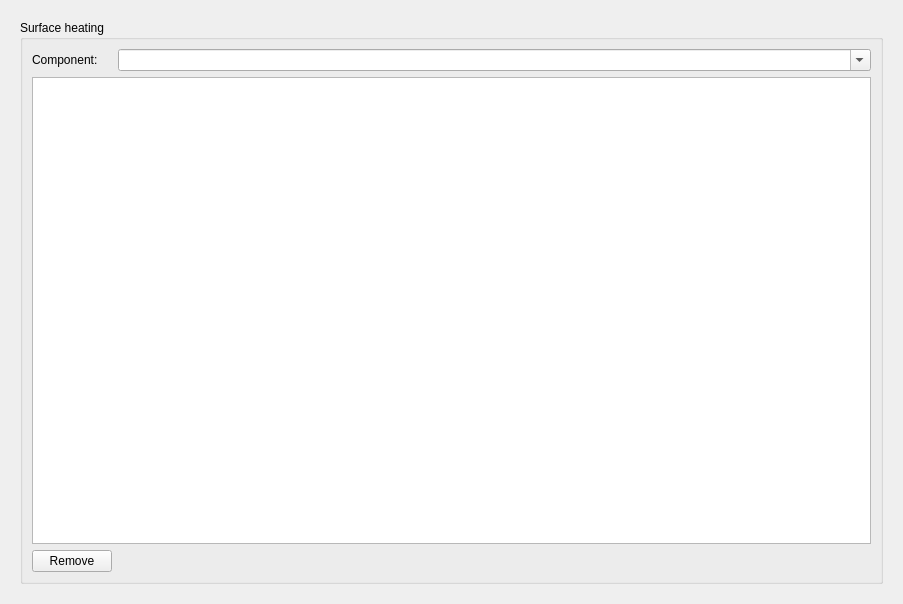
Before: the Qt Designer form SIM-VICUS/src/SVPropBuildingEditWidget.ui in ghorwin/SIM-VICUS, drawn with Qt 5.
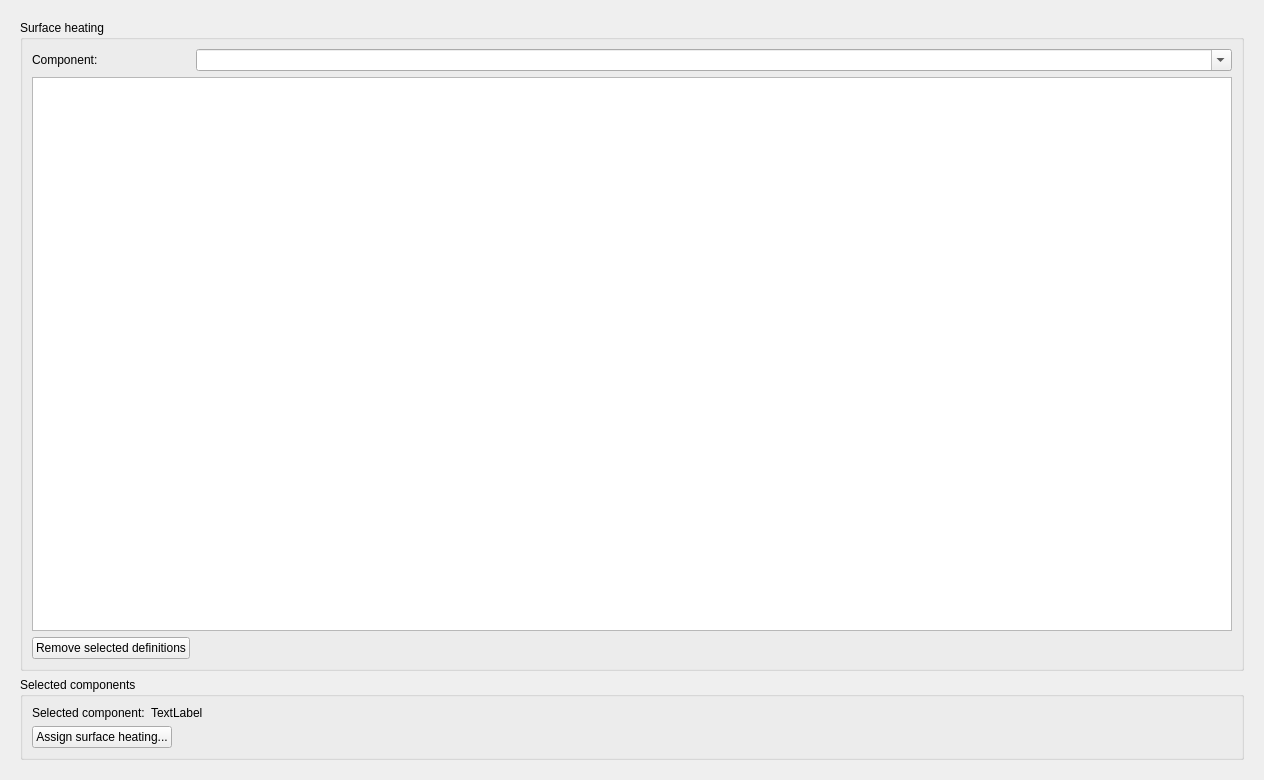
After: the same form once the commit is applied.

Commit message: Added assignment of surface heatings and false-color display.

What changed in the file:
```diff
--- a/SIM-VICUS/src/SVPropBuildingEditWidget.ui
+++ b/SIM-VICUS/src/SVPropBuildingEditWidget.ui
@@ -6,8 +6,8 @@
    <rect>
     <x>0</x>
     <y>0</y>
-    <width>903</width>
-    <height>604</height>
+    <width>1264</width>
+    <height>780</height>
    </rect>
   </property>
   <layout class="QVBoxLayout" name="verticalLayout">
@@ -638,7 +638,7 @@
           <item row="2" column="0">
            <widget class="QPushButton" name="pushButtonRemoveSurfaceHeating">
             <property name="text">
-             <string>Remove</string>
+             <string>Remove selected definitions</string>
             </property>
             <property name="iconSize">
              <size>
@@ -664,6 +664,65 @@
          </layout>
         </widget>
        </item>
+       <item>
+        <widget class="QGroupBox" name="groupBoxSelectedComponent2">
+         <property name="title">
+          <string>Selected components</string>
+         </property>
+         <layout class="QGridLayout" name="gridLayout_12">
+          <item row="0" column="0">
+           <widget class="QLabel" name="label_7">
+            <property name="text">
+             <string>Selected component:</string>
+            </property>
+           </widget>
+          </item>
+          <item row="1" column="0" colspan="2">
+           <layout class="QHBoxLayout" name="horizontalLayout_4">
+            <item>
+             <widget class="QPushButton" name="pushButtonAssignSurfaceHeating">
+              <property name="text">
+               <string>Assign surface heating...</string>
+              </property>
+              <property name="iconSize">
+               <size>
+                <width>24</width>
+                <height>24</height>
+               </size>
+              </property>
+             </widget>
+            </item>
+            <item>
+             <spacer name="horizontalSpacer_10">
+              <property name="orientation">
+               <enum>Qt::Horizontal</enum>
+              </property>
+              <property name="sizeHint" stdset="0">
+               <size>
+                <width>558</width>
+                <height>20</height>
+               </size>
+              </property>
+             </spacer>
+            </item>
+           </layout>
+          </item>
+          <item row="0" column="1">
+           <widget class="QLabel" name="labelSelectedComponents2">
+            <property name="sizePolicy">
+             <sizepolicy hsizetype="Expanding" vsizetype="Preferred">
+              <horstretch>0</horstretch>
+              <verstretch>0</verstretch>
+             </sizepolicy>
+            </property>
+            <property name="text">
+             <string>TextLabel</string>
+            </property>
+           </widget>
+          </item>
+         </layout>
+        </widget>
+       </item>
       </layout>
      </widget>
     </widget>
```
Left out of the diff: 8 changed lines with no effect on the pictures. The commit also changes 3 other files.
